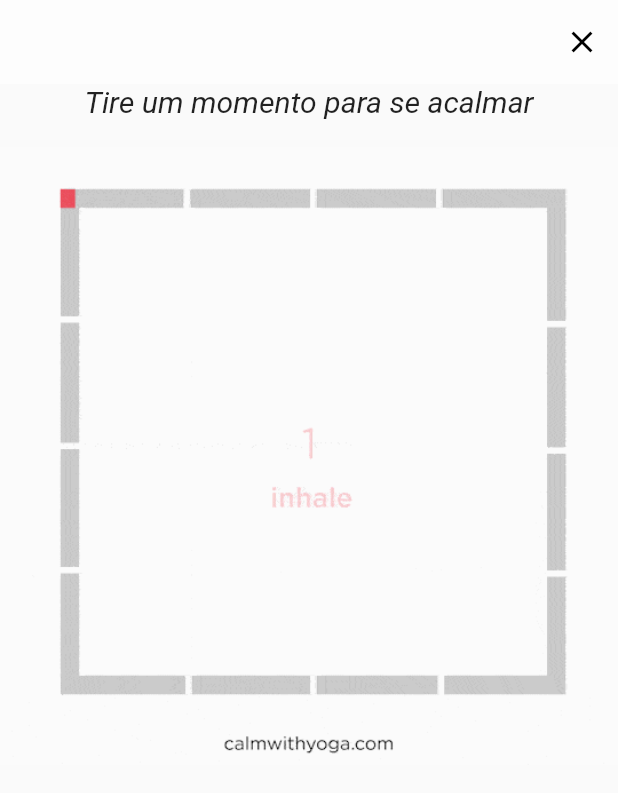
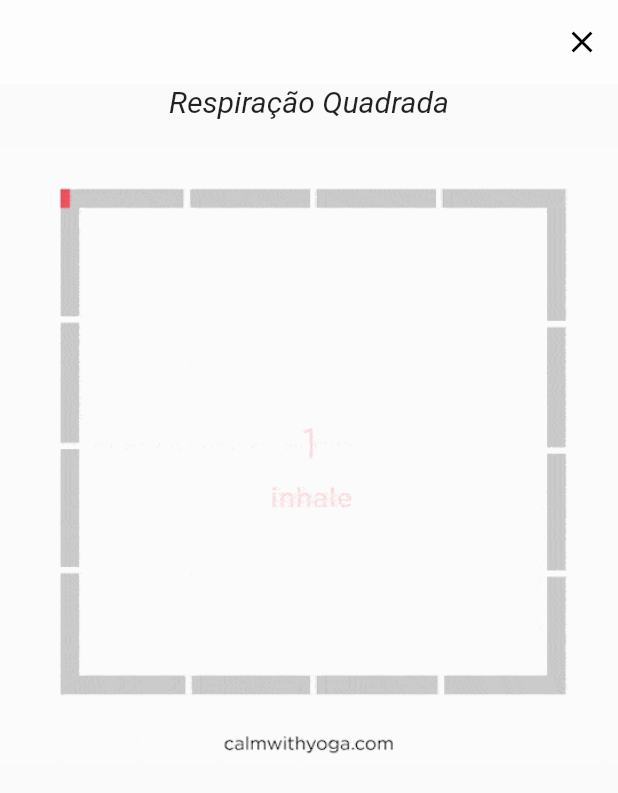
Before and after one commit to themaripool/INF1300-Trabalho, a Flutter app: the RespirationListPage screen opened directly, after a tap on "Respiração Quadrada", on a phone screen of 412 x 824 dp. Shown: the top 793 px of the screen. Run offline on Flutter 3.47's test engine with Material 2 defaults, Android fonts, the phone set to English and light mode, and no system bars; our stand-ins replace auto_size_text, flutter_mobx, mobx, splashscreen; missing offline and left inert: fcharts; generated files the repository leaves out were written again; Roboto replaces fonts that are missing (OpenSans).

Commit message:
[ADD] Icones na lista de respiracoes

```diff
--- a/inf1300_relax/lib/respirationList.dart
+++ b/inf1300_relax/lib/Respiracoes/respirationList.dart
@@ -42,7 +42,7 @@ class _RespirationListPageState extends State<RespirationListPage> {
             ),
 
             Text(
-              "Conheça nossas respirações",
+              "Pratique alguma respiração",
               textAlign: TextAlign.left,
               style: TextStyle(
                 fontFamily: 'OpenSans',
@@ -52,9 +52,24 @@ class _RespirationListPageState extends State<RespirationListPage> {
             ),
 
             Padding(
-              padding: const EdgeInsets.only(top: 50),
+              padding: const EdgeInsets.only(top: 25),
               child: _buildCards(context, SquareRespirationPage(), 'Respiração Quadrada', 'iconeRespQuadrada'),
-            )
+            ),
+
+            Padding(
+              padding: const EdgeInsets.only(top: 10),
+              child: _buildCards(context, SquareRespirationPage(), 'Respiração Abdominal', 'iconeRespAbd'),
+            ),
+
+            Padding(
+              padding: const EdgeInsets.only(top: 10),
+              child: _buildCards(context, SquareRespirationPage(), 'Respiração Alta', 'iconeRespAlta'),
+            ),
+
+            Padding(
+              padding: const EdgeInsets.only(top: 10),
+              child: _buildCards(context, SquareRespirationPage(), 'Respiração Completa', 'iconeRespComp'),
+            ),
 
 
 
--- a/inf1300_relax/lib/squareRespirationPage.dart
+++ b/inf1300_relax/lib/Respiracoes/squareRespirationPage.dart
@@ -30,7 +30,7 @@ class _SquareRespirationPageState extends State<SquareRespirationPage> {
           child: Column(children: <Widget>[
 
             Text(
-              "Tire um momento para se acalmar",
+              "Respiração Quadrada",
               textAlign: TextAlign.left,
               style: TextStyle(
                 fontFamily: 'OpenSans',
@@ -44,13 +44,6 @@ class _SquareRespirationPageState extends State<SquareRespirationPage> {
               height: 450.0,
               width: 450.0,
             )
-
-
-
-
-
-
-
       ])),
     );
   }
--- a/inf1300_relax/lib/initial_view.dart
+++ b/inf1300_relax/lib/initial_view.dart
@@ -7,7 +7,7 @@ import 'package:flutter_mobx/flutter_mobx.dart';
 import 'themeStore.dart';
 import 'package:provider/provider.dart';
 import 'diaryPage.dart';
-import 'respirationList.dart';
+import 'Respiracoes/respirationList.dart';
 
 class MainPage extends StatefulWidget {
   MainPage({Key key, this.title}) : super(key: key);
```
Also changed, not shown: inf1300_relax/assets/iconeRespAbd.png (added), inf1300_relax/assets/iconeRespAlta.png (added), inf1300_relax/assets/iconeRespComp.png (added).
